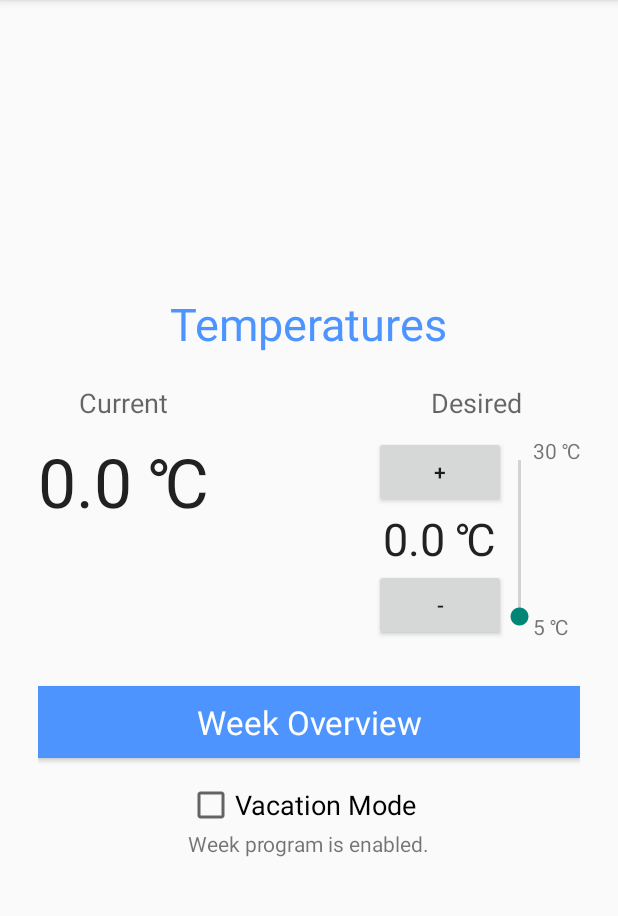
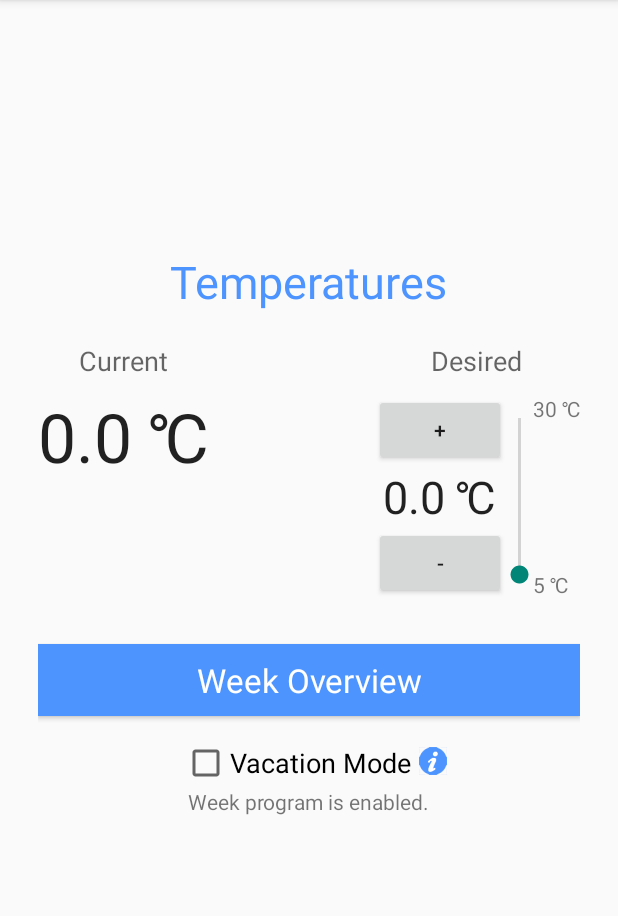
Before and after one commit to HTI-35/Thermostat, an Android app: the screen it shows after launch (ThermostatActivity), on a phone screen of 412 x 824 dp, the part 84-1000 px from its top. Run offline under Robolectric (Android 15) with nearby library versions, the phone set to English and light mode, and no system bars; network calls fail; 6 statements that could not run were skipped.

Commit message:
Info about vacation mode
Info icon next to Vacation Mode & explanation that appears when you
click it and closes again when you click the close button.

```diff
--- a/DemoThermostat/app/src/main/java/nl/tue/demothermostat/ThermostatActivity.java
+++ b/DemoThermostat/app/src/main/java/nl/tue/demothermostat/ThermostatActivity.java
@@ -25,9 +25,10 @@ public class ThermostatActivity extends Activity {
 
     double vTemp, cTemp; //target temperature, current temperature
     boolean wkProgramEnabled, checkvacation = true;
-    TextView targetTemp, currentTemp, enabled;
+    TextView targetTemp, currentTemp, enabled, infoText;
     VerticalSeekBar seekBar;
     Button bIncrTemp, bDecrTemp;
+    ImageButton info, close;
     CheckBox vacationMode;
     ImageView flame;
 
@@ -40,10 +41,13 @@ public class ThermostatActivity extends Activity {
         bDecrTemp = (Button)findViewById(R.id.bDecrTemp);
         final Button bWeekOverview = (Button)findViewById(R.id.bWeekOverview);
         vacationMode = (CheckBox)findViewById(R.id.vacationMode);
+        info = (ImageButton)findViewById(R.id.info);
         flame = (ImageView)findViewById(R.id.flame);
+        close = (ImageButton)findViewById(R.id.close);
 
         HeatingSystem.BASE_ADDRESS = "http://wwwis.win.tue.nl/2id40-ws/35";
         enabled = (TextView)findViewById(R.id.wkProgramEnabled);
+        infoText = (TextView)findViewById(R.id.infoText);
         targetTemp = (TextView)findViewById(R.id.targetTemp);
         currentTemp = (TextView)findViewById(R.id.currTemp);
         seekBar = (VerticalSeekBar)findViewById(R.id.tempSeekbar);
@@ -202,6 +206,31 @@ public class ThermostatActivity extends Activity {
             }
         });
 
+        info.setOnClickListener(new View.OnClickListener() {
+            @Override
+            public void onClick(View v) {
+                runOnUiThread(new Runnable() {
+                    @Override
+                    public void run() {
+                        infoText.setVisibility(View.VISIBLE);
+                        close.setVisibility(View.VISIBLE);
+                    }
+                });
+            }
+        });
+        close.setOnClickListener(new View.OnClickListener() {
+            @Override
+            public void onClick(View v) {
+                runOnUiThread(new Runnable() {
+                    @Override
+                    public void run() {
+                        infoText.setVisibility(View.INVISIBLE);
+                        close.setVisibility(View.INVISIBLE);
+                    }
+                });
+            }
+        });
+
         bIncrTemp.setOnClickListener(new View.OnClickListener() {
             @Override
             public void onClick(View v) {//increase temperature via button
--- /dev/null
+++ b/DemoThermostat/app/src/main/res/drawable/dialog.xml
@@ -0,0 +1,12 @@
+<?xml version="1.0" encoding="utf-8"?>
+<shape xmlns:android="http://schemas.android.com/apk/res/android" >
+
+    <stroke
+        android:width="1dp"
+        android:color="#cccccc" />
+
+    <solid android:color="#eaeaea" />
+
+    <corners android:radius="7dp" />
+
+</shape>
--- a/DemoThermostat/app/src/main/res/layout/activity_thermostat.xml
+++ b/DemoThermostat/app/src/main/res/layout/activity_thermostat.xml
@@ -1,10 +1,10 @@
 <RelativeLayout xmlns:android="http://schemas.android.com/apk/res/android"
     xmlns:tools="http://schemas.android.com/tools" android:layout_width="match_parent"
-    android:layout_height="match_parent" android:paddingLeft="@dimen/activity_horizontal_margin"
-    android:padding="25dp"
+    android:layout_height="match_parent"
+    android:paddingTop="25dp" android:paddingLeft="25dp" android:paddingRight="25dp"
     android:orientation="vertical"
     android:gravity="center"
-    android:paddingBottom="16dp" tools:context=".ThermostatActivity">
+    tools:context=".ThermostatActivity">
 
     <TextView
         android:layout_width="wrap_content"
@@ -123,7 +123,7 @@
             android:layout_width="wrap_content"
             android:layout_height="wrap_content"
             android:textAppearance="?android:attr/textAppearanceLarge"
-            android:layout_marginTop="10dp"
+            android:layout_marginTop="8dp"
             android:text="21.0 \u2103"
             android:textSize="45sp"
             android:id="@+id/currTemp"
@@ -156,7 +156,8 @@
         android:layout_gravity="center_horizontal"
         android:textAppearance="?android:attr/textAppearanceMedium"
         android:layout_marginTop="10dp"
-        android:text="Vacation Mode  "
+        android:paddingEnd="15dp"
+        android:text="Vacation Mode"
         android:id="@+id/vacationMode"
         android:layout_below="@+id/bWeekOverview"
         android:layout_centerHorizontal="true" />
@@ -169,4 +170,34 @@
         android:id="@+id/wkProgramEnabled"
         android:layout_centerHorizontal="true"/>
 
+    <ImageButton
+        android:layout_width="wrap_content"
+        android:layout_height="wrap_content"
+        android:id="@+id/info"
+        android:background="@mipmap/info"
+        android:layout_marginBottom="8dp"
+        android:layout_above="@+id/wkProgramEnabled"
+        android:layout_alignEnd="@+id/currentTempText" />
+
+    <TextView
+        android:layout_marginTop="10dp"
+        android:layout_width="wrap_content"
+        android:layout_height="wrap_content"
+        android:id="@+id/infoText"
+        android:textAppearance="?android:attr/textAppearanceSmall"
+        android:layout_below="@+id/wkProgramEnabled"
+        android:visibility="invisible"
+        android:background="@drawable/dialog"
+        android:padding="10dp"
+        android:text="When the thermostat is in Vacation Mode, the week program is disabled and the desired temperature will remain the same until Vacation Mode is turned off." />
+
+    <ImageButton
+        android:layout_width="wrap_content"
+        android:layout_height="wrap_content"
+        android:id="@+id/close"
+        android:background="@mipmap/close"
+        android:visibility="invisible"
+        android:layout_alignEnd="@+id/infoText"
+        android:layout_alignTop="@+id/infoText"/>
+
 </RelativeLayout>
```
Also changed, not shown: DemoThermostat/app/src/main/res/mipmap-hdpi/close.png (added), DemoThermostat/app/src/main/res/mipmap-hdpi/info.png (added).
